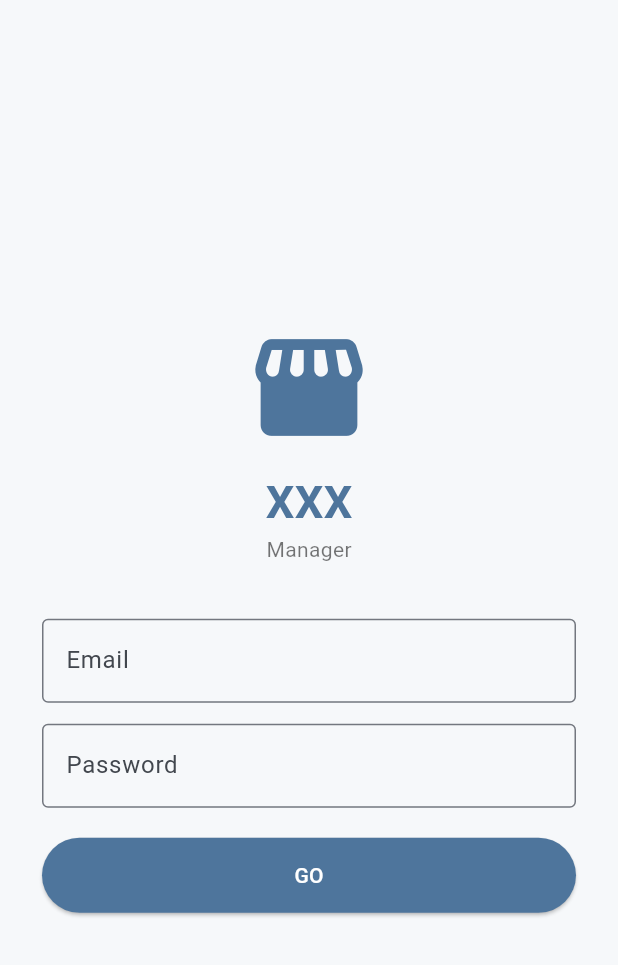
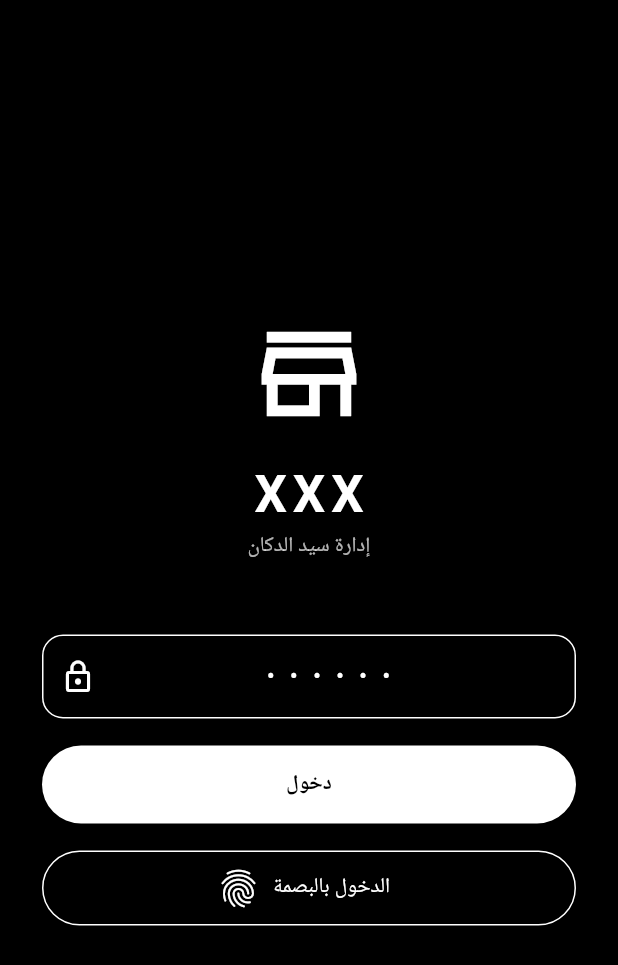
Before and after one commit to mustafamontee-creator/sayed-al-dukan, a Flutter app: the screen it shows after launch, on a phone screen of 412 x 824 dp. Shown: the top 965 px of the screen. Run offline on Flutter 3.47's test engine with Material 3 defaults, Android fonts, the phone set to English and light mode, and no system bars; our stand-ins replace cached_network_image, flutter_map, flutter_svg, geolocator, google_fonts, image_picker and 4 more; accounts and stored records are empty.

Commit message:
Create monochrome PIN login UI for XXX

```diff
--- a/XXX/lib/main.dart
+++ b/XXX/lib/main.dart
@@ -1,59 +1,58 @@
 import 'package:flutter/material.dart';
-import 'package:supabase_flutter/supabase_flutter.dart';
 
-const brand = Color(0xFF4E759C);
+void main() => runApp(const XXXApp());
 
-Future<void> main() async {
-  WidgetsFlutterBinding.ensureInitialized();
-  const url = String.fromEnvironment('SUPABASE_URL');
-  const key = String.fromEnvironment('SUPABASE_ANON_KEY');
-  if (url.isNotEmpty && key.isNotEmpty) {
-    await Supabase.initialize(url: url, anonKey: key);
-  }
-  runApp(const XXXApp());
-}
+const _pin = '011780';
 
 class XXXApp extends StatelessWidget {
   const XXXApp({super.key});
   @override
   Widget build(BuildContext context) => MaterialApp(
-    title: 'XXX Manager', debugShowCheckedModeBanner: false,
-    theme: ThemeData(colorScheme: ColorScheme.fromSeed(seedColor: brand), scaffoldBackgroundColor: const Color(0xFFF6F8FA), useMaterial3: true),
-    home: const LoginScreen(),
+    title: 'XXX', debugShowCheckedModeBanner: false,
+    theme: ThemeData(brightness: Brightness.dark, scaffoldBackgroundColor: Colors.black,
+      colorScheme: const ColorScheme.dark(primary: Colors.white, surface: Color(0xFF171717)), useMaterial3: true),
+    home: const PinLogin(),
   );
 }
 
-class LoginScreen extends StatefulWidget { const LoginScreen({super.key}); @override State<LoginScreen> createState() => _LoginScreenState(); }
-class _LoginScreenState extends State<LoginScreen> {
-  final email = TextEditingController(); final password = TextEditingController(); bool busy = false; String? error;
-  Future<void> login() async {
-    if (!Supabase.instance.isInitialized) { setState(() => error='Configure Supabase URL and key first.'); return; }
-    setState(() {busy=true; error=null;});
-    try {
-      final res = await Supabase.instance.client.auth.signInWithPassword(email: email.text.trim(), password: password.text);
-      final uid = res.user?.id;
-      if (uid == null) throw Exception('Login failed');
-      // Server-side authorization is required: manager role must be verified before granting access.
-      final role = await Supabase.instance.client.from('user_roles').select('role').eq('user_id', uid).maybeSingle();
-      if (role?['role'] != 'manager') { await Supabase.instance.client.auth.signOut(); throw Exception('This account is not authorized.'); }
-      if (!mounted) return; Navigator.of(context).pushReplacement(MaterialPageRoute(builder: (_) => const ManagerHome()));
-    } catch(e) { if(mounted) setState(()=>error=e.toString().replaceFirst('Exception: ','')); }
-    finally { if(mounted) setState(()=>busy=false); }
+class PinLogin extends StatefulWidget {
+  const PinLogin({super.key});
+  @override State<PinLogin> createState() => _PinLoginState();
+}
+class _PinLoginState extends State<PinLogin> {
+  final pinController = TextEditingController();
+  String? error;
+  void enter() {
+    if (pinController.text == _pin) {
+      Navigator.of(context).pushReplacement(MaterialPageRoute(builder: (_) => const ManagerHome()));
+    } else { setState(() => error = 'الرمز غير صحيح'); pinController.clear(); }
   }
-  @override void dispose(){email.dispose();password.dispose();super.dispose();}
-  @override Widget build(BuildContext context) => Scaffold(body: Center(child: SingleChildScrollView(padding: const EdgeInsets.all(28), child: ConstrainedBox(constraints: const BoxConstraints(maxWidth: 420), child: Column(mainAxisAlignment: MainAxisAlignment.center, children: [
-    const Icon(Icons.storefront_rounded, size: 86, color: brand), const SizedBox(height: 12), const Text('XXX', style: TextStyle(fontSize: 30,fontWeight: FontWeight.bold,color: brand)), const Text('Manager',style: TextStyle(color: Colors.black54)), const SizedBox(height: 36),
-    TextField(controller: email, keyboardType: TextInputType.emailAddress, decoration: const InputDecoration(labelText:'Email',border:OutlineInputBorder())), const SizedBox(height: 14),
-    TextField(controller: password, obscureText:true, decoration:const InputDecoration(labelText:'Password',border:OutlineInputBorder())), const SizedBox(height:20),
-    if(error!=null) Padding(padding:const EdgeInsets.only(bottom:12),child:Text(error!,style:const TextStyle(color:Colors.red))),
-    SizedBox(width:double.infinity,height:50,child:ElevatedButton(onPressed:busy?null:login,style:ElevatedButton.styleFrom(backgroundColor:brand,foregroundColor:Colors.white),child:busy?const CircularProgressIndicator(color:Colors.white):const Text('GO'))),
-  ])))));
+  @override void dispose() { pinController.dispose(); super.dispose(); }
+  @override Widget build(BuildContext context) => Scaffold(body: SafeArea(child: Center(child: SingleChildScrollView(
+    padding: const EdgeInsets.all(28), child: ConstrainedBox(constraints: const BoxConstraints(maxWidth: 420),
+    child: Column(mainAxisAlignment: MainAxisAlignment.center, children: [
+      const Icon(Icons.store_outlined, size: 84, color: Colors.white), const SizedBox(height: 14),
+      const Text('XXX', style: TextStyle(fontSize: 34, fontWeight: FontWeight.bold, letterSpacing: 4)),
+      const Text('إدارة سيد الدكان', style: TextStyle(color: Colors.white70)), const SizedBox(height: 48),
+      TextField(controller: pinController, obscureText: true, keyboardType: TextInputType.number,
+        textAlign: TextAlign.center, maxLength: 6, decoration: InputDecoration(counterText: '',
+        hintText: '••••••', hintStyle: const TextStyle(letterSpacing: 10), prefixIcon: const Icon(Icons.lock_outline),
+        border: OutlineInputBorder(borderRadius: BorderRadius.circular(14))), onSubmitted: (_) => enter()),
+      if (error != null) Padding(padding: const EdgeInsets.only(top: 8), child: Text(error!, style: const TextStyle(color: Colors.white70))),
+      const SizedBox(height: 18),
+      SizedBox(width: double.infinity, height: 52, child: ElevatedButton(onPressed: enter,
+        style: ElevatedButton.styleFrom(backgroundColor: Colors.white, foregroundColor: Colors.black),
+        child: const Text('دخول', style: TextStyle(fontWeight: FontWeight.bold)))),
+      const SizedBox(height: 18),
+      OutlinedButton.icon(onPressed: () => ScaffoldMessenger.of(context).showSnackBar(
+        const SnackBar(content: Text('سيتم تفعيل البصمة وFace ID عند ربط المصادقة')),
+      ), icon: const Icon(Icons.fingerprint, size: 30), label: const Text('الدخول بالبصمة'),
+        style: OutlinedButton.styleFrom(foregroundColor: Colors.white, minimumSize: const Size(double.infinity, 50))),
+    ]))))));
 }
 
-class ManagerHome extends StatelessWidget { const ManagerHome({super.key});
-  @override Widget build(BuildContext context)=>Scaffold(appBar:AppBar(title:const Text('XXX Manager'),backgroundColor:brand,foregroundColor:Colors.white,actions:[IconButton(onPressed:()=>Supabase.instance.client.auth.signOut().then((_) {Navigator.of(context).pushReplacement(MaterialPageRoute(builder:(_)=>const LoginScreen()));}),icon:const Icon(Icons.logout))]),body:ListView(padding:const EdgeInsets.all(20),children:[
-    _tile(context,Icons.inventory_2,'Products','Manage product names, prices, images and fields',const ProductsPlaceholder()),
-  ]));
-  Widget _tile(BuildContext c,IconData i,String title,String sub,Widget dest)=>Card(child:ListTile(leading:Icon(i,color:brand),title:Text(title),subtitle:Text(sub),trailing:const Icon(Icons.chevron_right),onTap:()=>Navigator.push(c,MaterialPageRoute(builder:(_)=>dest))));
+class ManagerHome extends StatelessWidget {
+  const ManagerHome({super.key});
+  @override Widget build(BuildContext context) => Scaffold(appBar: AppBar(title: const Text('XXX')),
+    body: const Center(child: Text('واجهة الإدارة الرئيسية', style: TextStyle(fontSize: 24))));
 }
-class ProductsPlaceholder extends StatelessWidget {const ProductsPlaceholder({super.key}); @override Widget build(BuildContext context)=>Scaffold(appBar:AppBar(title:const Text('Products')),body:const Center(child:Text('Product management UI will be connected to the database next.')));}
```
